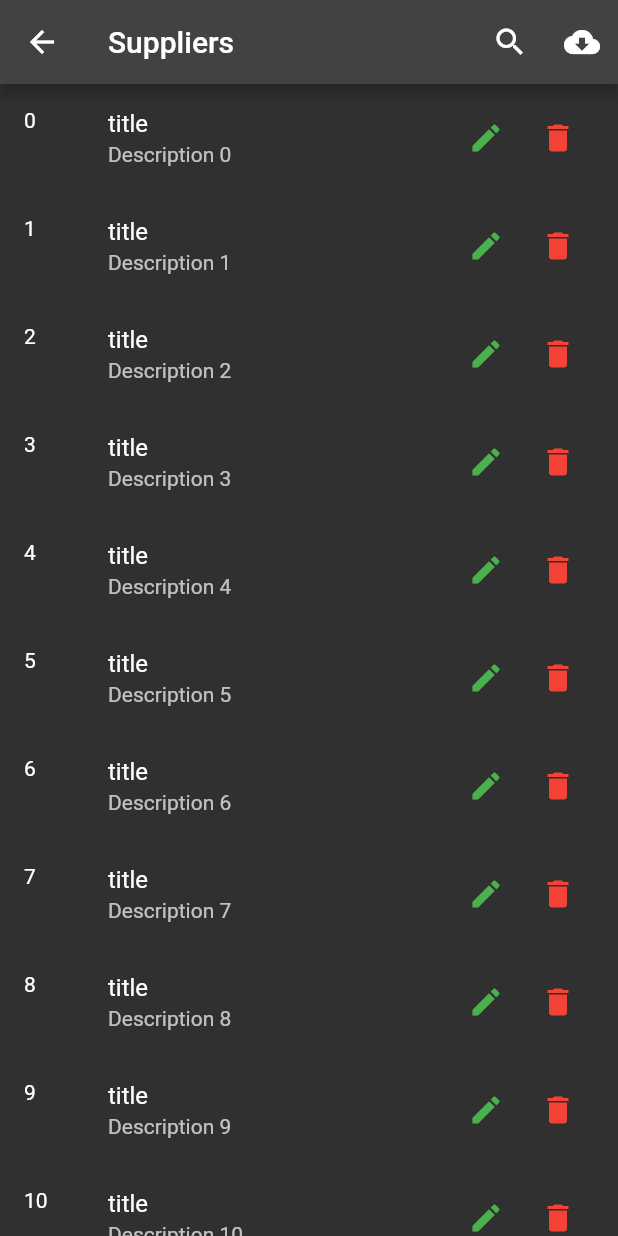
After one commit to amosmilimu/pesapos, a Flutter app: the Suppliers screen opened by its route, on a phone screen of 412 x 824 dp. The commit adds this screen. Run offline on Flutter 3.47's test engine with Material 2 defaults, Android fonts, the phone set to English and light mode, and no system bars; our stand-ins replace assets_audio_player, badges, get, reorderable_grid_view, shared_preferences; missing offline and left inert: dart:ffi, mobile_scanner; accounts and stored records are empty.

Commit message:
add suppliers

```diff
--- a/lib/main.dart
+++ b/lib/main.dart
@@ -2,6 +2,7 @@ import 'package:flutter/material.dart';
 import 'package:get/get.dart';
 import 'package:pesapos/screens/tabs/pointofsale.dart';
 import 'package:pesapos/screens/tabs/settings.dart';
+import 'package:pesapos/screens/tabs/suppliers.dart';
 import 'package:provider/provider.dart';
 import 'screens/main/home.page.dart';
 import 'themes/theme.provider.dart';
@@ -42,8 +43,12 @@ class MyApp extends StatelessWidget {
 
         GetPage(
             name: '/pos',
-            page: () => PointOfSale(),
-        )
+            page: () => const PointOfSale(),
+        ),
+
+        GetPage(name: '/suppliers',
+            page: () => const Suppliers()
+        ),
       ],
     );
   }
--- a/lib/screens/main/home.page.dart
+++ b/lib/screens/main/home.page.dart
@@ -93,7 +93,7 @@ class _HomePageState extends State<HomePage> {
               titlePadding: _isPinned ? const EdgeInsets.only(left: 16,bottom: 16): EdgeInsets.zero,
               title: _isPinned ? const Align(
                 alignment: Alignment.bottomCenter,
-                  child: Text('Amos Ahindukha [Cashier]', textAlign: TextAlign.center,)
+                  child: Text('Amos Ahindukha Cashier', textAlign: TextAlign.center,)
               ):null,
               background: const Column(
                 mainAxisAlignment: MainAxisAlignment.center,
@@ -101,11 +101,13 @@ class _HomePageState extends State<HomePage> {
                   Icon(
                     Icons.shopping_bag,
                     size: 50,
+                    color: Colors.white,
                   ),
                   Text(
                     'Pesapos',
                     style: TextStyle(
                       fontSize: 24,
+                      color: Colors.white,
                     ),
                   ),
                 ],
--- a/lib/screens/tabs/pointofsale.dart
+++ b/lib/screens/tabs/pointofsale.dart
@@ -35,7 +35,7 @@ class _PointOfSaleState extends State<PointOfSale> {
           decoration: InputDecoration(
             hintText: 'Search...',
             suffixIcon: IconButton(
-              icon: const Icon(Icons.clear),
+              icon: const Icon(Icons.clear, color: Colors.white,),
               onPressed: () {
                 setState(() {
                   _searchController.clear();
--- /dev/null
+++ b/lib/screens/tabs/suppliers.dart
@@ -0,0 +1,47 @@
+import 'package:flutter/material.dart';
+import 'package:pesapos/widgets/list.tile.dart';
+import 'package:pesapos/widgets/searchbar.dart';
+
+class Suppliers extends StatefulWidget {
+  const Suppliers({super.key});
+
+  @override
+  State<Suppliers> createState() => _SuppliersState();
+}
+
+class _SuppliersState extends State<Suppliers> {
+
+  final TextEditingController _searchController = TextEditingController();
+
+  @override
+  Widget build(BuildContext context) {
+    return Scaffold(
+      appBar: PreferredSize(
+        preferredSize: const Size.fromHeight(56.0),
+        child: CustomSearchBar(
+          searchController: _searchController,
+          appBarTitle: 'Suppliers',
+          showExportButton: true,
+          onExportClick: _exportToExcel,
+        ),
+      ),
+      body: Center(
+        child: ListView.builder(
+            itemBuilder: (context, index) {
+              return CustomListTile(position: index, title: "title",
+              onEditClick: () {
+                print('Edit clicked');
+              },
+              onDeleteClick: () {
+                print('Delete clicked');
+              });
+            }
+        ),
+      ),
+    );
+  }
+
+  void _exportToExcel() {
+    print('Export to Excel');
+  }
+}
--- /dev/null
+++ b/lib/widgets/list.tile.dart
@@ -0,0 +1,33 @@
+import 'dart:ffi';
+
+import 'package:flutter/material.dart';
+
+class CustomListTile extends StatelessWidget {
+  final int position;
+  final String title;
+  final VoidCallback onEditClick;
+  final VoidCallback onDeleteClick;
+  const CustomListTile({super.key, required this.position, required this.title, required this.onEditClick, required this.onDeleteClick});
+
+  @override
+  Widget build(BuildContext context) {
+    return ListTile(
+      title: Text(title),
+      subtitle: Text('Description $position'),
+      leading: Text(position.toString()),
+      trailing: Row(
+        mainAxisSize: MainAxisSize.min,
+        children: [
+          IconButton(
+            icon: const Icon(Icons.edit, color: Colors.green,),
+            onPressed: onEditClick,
+          ),
+          IconButton(
+            icon: const Icon(Icons.delete, color: Colors.red,),
+            onPressed: onDeleteClick,
+          ),
+        ],
+      )
+    );
+  }
+}
--- /dev/null
+++ b/lib/widgets/searchbar.dart
@@ -0,0 +1,66 @@
+import 'package:flutter/material.dart';
+
+class CustomSearchBar extends StatefulWidget {
+
+  final TextEditingController searchController;
+  final String appBarTitle;
+  final bool showExportButton;
+  final VoidCallback? onExportClick;
+
+  const CustomSearchBar(
+      {super.key,
+      required this.searchController,
+      required this.appBarTitle,
+      this.showExportButton = false,
+      this.onExportClick});
+
+  @override
+  State<CustomSearchBar> createState() => _CustomSearchBarState();
+}
+
+class _CustomSearchBarState extends State<CustomSearchBar> {
+
+  bool _showSearch = false;
+
+  @override
+  Widget build(BuildContext context) {
+    return AppBar(
+      title: _showSearch
+          ? TextField(
+        style: const TextStyle(color: Colors.white),
+        controller: widget.searchController,
+        cursorColor: Colors.white,
+        decoration: InputDecoration(
+          hintText: 'Search...',
+          hintStyle: const TextStyle(color: Colors.white),
+          suffixIcon: IconButton(
+            icon: const Icon(Icons.clear, color: Colors.white,),
+            onPressed: () {
+              setState(() {
+                widget.searchController.clear();
+                _showSearch = false;
+              });
+            },
+          ),
+        ),
+      )
+          : Text(widget.appBarTitle, style: const TextStyle(color: Colors.white),),
+      actions: [
+        if (!_showSearch)
+          IconButton(
+            icon: const Icon(Icons.search),
+            onPressed: () {
+              setState(() {
+                _showSearch = true;
+              });
+            },
+          ),
+        if (widget.showExportButton)
+          IconButton(
+            icon: const Icon(Icons.cloud_download, color: Colors.white,),
+            onPressed: widget.onExportClick,
+          ),
+      ],
+    );
+  }
+}
```
Also changed, not shown: lib/screens/main/scanner.dart (+8 -2 lines), pubspec.yaml (+5 -3 lines), lib/screens/tabs/inventory.dart (added), pubspec.lock, 4 other files.
